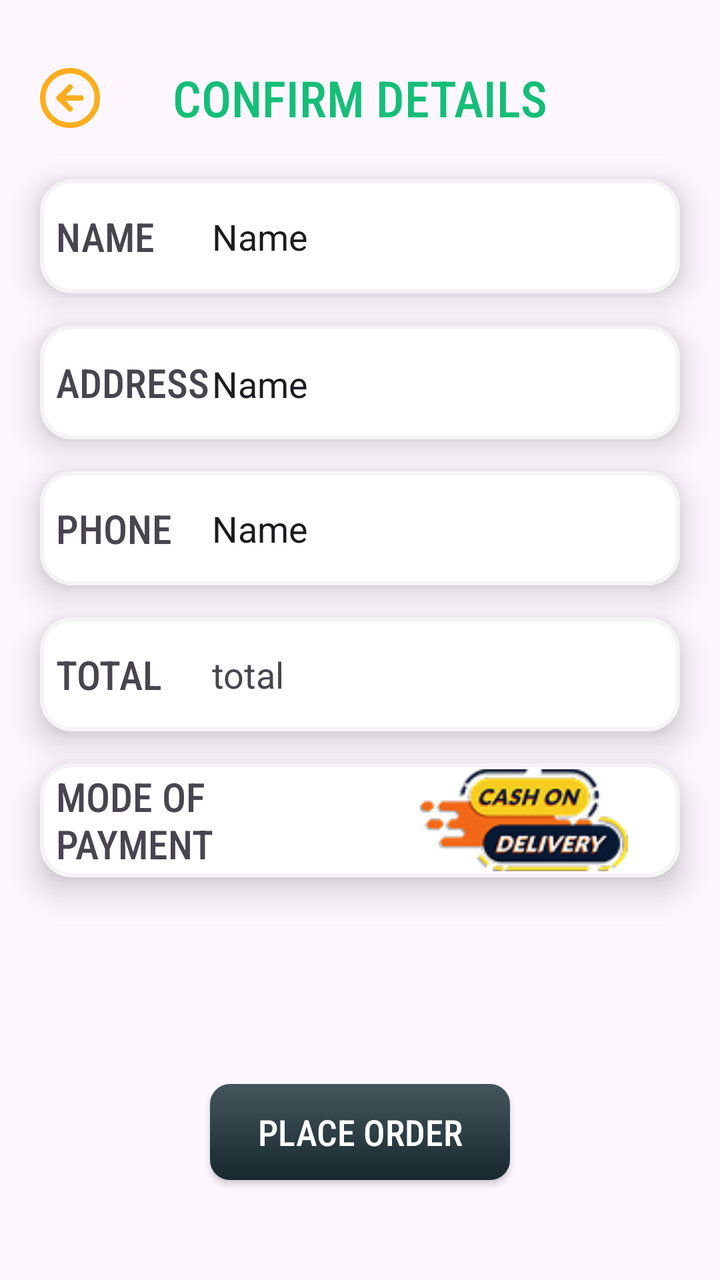
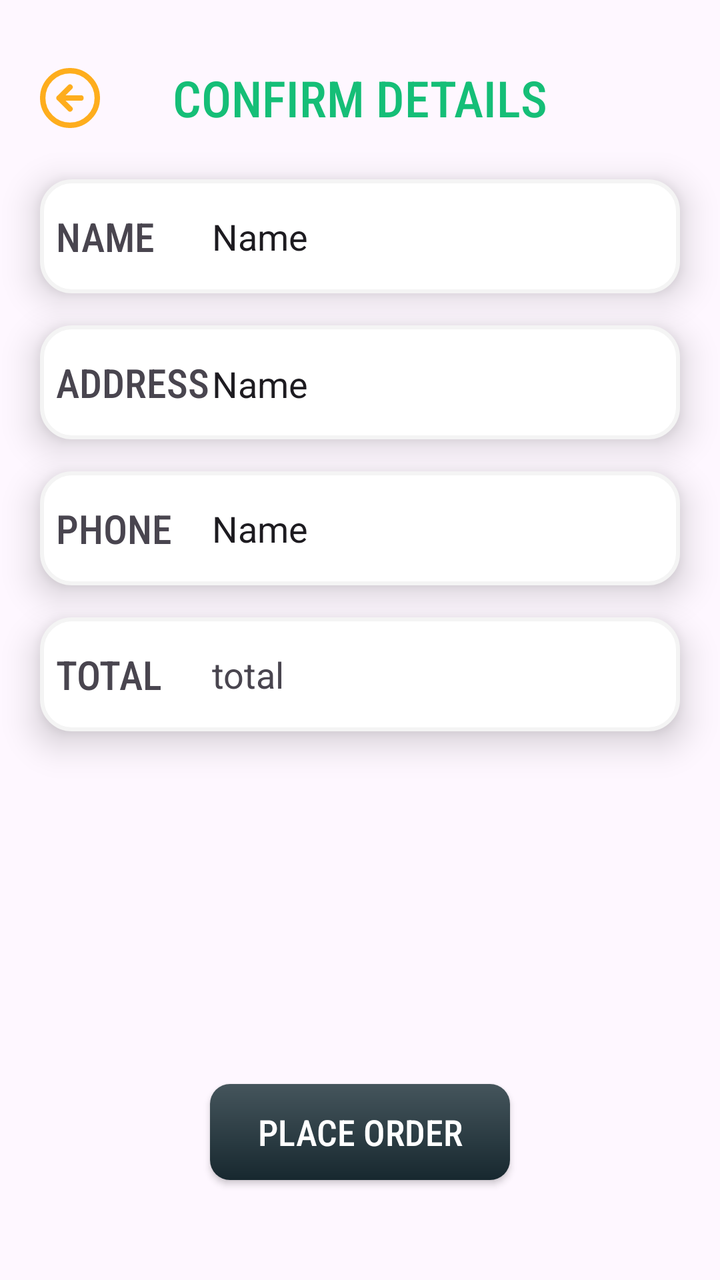

The first picture is an Android layout as it rendered before a commit; the second is the same layout after the commit. The layout source and the unified diff follow.
<!-- AndroidManifest.xml: application theme Theme.TasteBuds -->
<!-- res/layout/activity_place_order.xml -->
<?xml version="1.0" encoding="utf-8"?>
<androidx.constraintlayout.widget.ConstraintLayout xmlns:android="http://schemas.android.com/apk/res/android"
    xmlns:app="http://schemas.android.com/apk/res-auto"
    xmlns:tools="http://schemas.android.com/tools"
    android:id="@+id/main"
    android:layout_width="match_parent"
    android:layout_height="match_parent"
    tools:context=".PlaceOrderActivity">

    <TextView
        android:id="@+id/confirmDetails"
        android:layout_width="wrap_content"
        android:layout_height="wrap_content"
        android:layout_marginTop="32dp"
        android:fontFamily="sans-serif-condensed-medium"
        android:text="CONFIRM DETAILS"
        android:textColor="#15BE77"
        android:textSize="25sp"
        app:layout_constraintEnd_toEndOf="parent"
        app:layout_constraintStart_toStartOf="parent"
        app:layout_constraintTop_toTopOf="parent" />

    <LinearLayout
        android:id="@+id/nameLinear"
        android:layout_width="match_parent"
        android:layout_height="57dp"
        android:layout_marginStart="20dp"
        android:layout_marginTop="24dp"
        android:layout_marginEnd="20dp"
        android:background="@drawable/login_page_edittext"
        android:elevation="10dp"
        android:gravity="center_vertical"
        android:orientation="horizontal"
        app:layout_constraintEnd_toEndOf="parent"
        app:layout_constraintStart_toStartOf="parent"
        app:layout_constraintTop_toBottomOf="@id/confirmDetails">

        <TextView
            android:id="@+id/nameTextPlaceOrder"
            android:layout_width="0dp"
            android:layout_height="wrap_content"
            android:layout_marginLeft="8dp"
            android:layout_weight="1"
            android:fontFamily="sans-serif-condensed-medium"
            android:text="NAME"
            android:textSize="20sp" />

        <EditText
            android:id="@+id/editTextName"
            android:layout_width="0dp"
            android:layout_height="wrap_content"
            android:layout_weight="3"
            android:background="@null"
            android:ems="10"
            android:inputType="text"
            android:text="Name" />
    </LinearLayout>

    <LinearLayout
        android:id="@+id/addressLinear"
        android:layout_width="match_parent"
        android:layout_height="wrap_content"
        android:layout_marginStart="20dp"
        android:layout_marginTop="16dp"
        android:layout_marginEnd="20dp"
        android:background="@drawable/login_page_edittext"
        android:elevation="10dp"
        android:orientation="horizontal"
        android:paddingTop="15dp"
        android:paddingBottom="15dp"
        app:layout_constraintEnd_toEndOf="parent"
        app:layout_constraintStart_toStartOf="parent"
        app:layout_constraintTop_toBottomOf="@id/nameLinear">

        <TextView
            android:id="@+id/addressTextPlaceOrder"
            android:layout_width="0dp"
            android:layout_height="wrap_content"
            android:layout_marginLeft="8dp"
            android:layout_weight="1"
            android:fontFamily="sans-serif-condensed-medium"
            android:text="ADDRESS"
            android:textSize="20sp" />

        <EditText
            android:id="@+id/editTextAddress"
            android:layout_width="0dp"
            android:layout_height="wrap_content"
            android:layout_weight="3"
            android:background="@null"
            android:ems="10"
            android:inputType="text"
            android:text="Name" />
    </LinearLayout>

    <LinearLayout
        android:id="@+id/phoneLinear"
        android:layout_width="match_parent"
        android:layout_height="57dp"
        android:layout_marginStart="20dp"
        android:layout_marginTop="16dp"
        android:layout_marginEnd="20dp"
        android:background="@drawable/login_page_edittext"
        android:elevation="10dp"
        android:gravity="center_vertical"
        android:orientation="horizontal"
        app:layout_constraintEnd_toEndOf="parent"
        app:layout_constraintStart_toStartOf="parent"
        app:layout_constraintTop_toBottomOf="@id/addressLinear">

        <TextView
            android:id="@+id/phoneTextPlaceOrder"
            android:layout_width="0dp"
            android:layout_height="wrap_content"
            android:layout_marginLeft="8dp"
            android:layout_weight="1"
            android:fontFamily="sans-serif-condensed-medium"
            android:text="PHONE"
            android:textSize="20sp" />

        <EditText
            android:id="@+id/editTextPhone"
            android:layout_width="0dp"
            android:layout_height="wrap_content"
            android:layout_weight="3"
            android:background="@null"
            android:ems="10"
            android:inputType="phone"
            android:text="Name" />
    </LinearLayout>

    <LinearLayout
        android:id="@+id/totalLinear"
        android:layout_width="match_parent"
        android:layout_height="57dp"
        android:layout_marginStart="20dp"
        android:layout_marginTop="16dp"
        android:layout_marginEnd="20dp"
        android:background="@drawable/login_page_edittext"
        android:elevation="10dp"
        android:gravity="center_vertical"
        android:orientation="horizontal"
        app:layout_constraintEnd_toEndOf="parent"
        app:layout_constraintStart_toStartOf="parent"
        app:layout_constraintTop_toBottomOf="@id/phoneLinear">

        <TextView
            android:id="@+id/totalFirstText"
            android:layout_width="0dp"
            android:layout_height="wrap_content"
            android:layout_marginLeft="8dp"
            android:layout_weight="1"
            android:fontFamily="sans-serif-condensed-medium"
            android:text="TOTAL"
            android:textSize="20sp" />

        <TextView
            android:id="@+id/totalCostText"
            android:layout_width="0dp"
            android:layout_height="wrap_content"
            android:layout_weight="3"
            android:text="total"
            android:textSize="18sp" />
    </LinearLayout>

    <LinearLayout
        android:id="@+id/paymentLinear"
        android:layout_width="match_parent"
        android:layout_height="57dp"
        android:layout_marginStart="20dp"
        android:layout_marginTop="16dp"
        android:layout_marginEnd="20dp"
        android:background="@drawable/login_page_edittext"
        android:elevation="10dp"
        android:gravity="center_vertical"
        android:orientation="horizontal"
        app:layout_constraintEnd_toEndOf="parent"
        app:layout_constraintStart_toStartOf="parent"
        app:layout_constraintTop_toBottomOf="@id/totalLinear">

        <TextView
            android:id="@+id/paymentText"
            android:layout_width="0dp"
            android:layout_height="wrap_content"
            android:layout_marginLeft="8dp"
            android:layout_weight="1"
            android:fontFamily="sans-serif-condensed-medium"
            android:text="MODE OF PAYMENT "
            android:textSize="20sp" />

        <ImageView
            android:id="@+id/imageView4"
            android:layout_width="0dp"
            android:layout_height="wrap_content"
            android:layout_marginVertical="3dp"
            android:layout_weight="1"
            android:background="@null"
            android:src="@drawable/cashondelivery1" />
    </LinearLayout>

    <androidx.appcompat.widget.AppCompatButton
        android:id="@+id/placeOrderButton"
        android:layout_width="150dp"
        android:layout_height="wrap_content"
        android:layout_marginBottom="50dp"
        android:background="@drawable/start_activity_button"
        android:fontFamily="sans-serif-condensed-medium"
        android:text="Place Order"
        android:textColor="@color/white"
        android:textSize="18sp"
        app:layout_constraintBottom_toBottomOf="parent"
        app:layout_constraintEnd_toEndOf="parent"
        app:layout_constraintStart_toStartOf="parent" />

    <ImageButton
        android:id="@+id/cancelButton"
        android:layout_width="30dp"
        android:layout_height="30dp"
        android:layout_marginStart="20dp"
        android:background="@android:color/transparent"
        android:scaleType="fitCenter"
        android:src="@drawable/left_arrow"
        app:layout_constraintBottom_toBottomOf="@+id/confirmDetails"
        app:layout_constraintStart_toStartOf="parent"
        app:layout_constraintTop_toTopOf="@+id/confirmDetails" />

</androidx.constraintlayout.widget.ConstraintLayout>
<!-- resources referenced by this layout -->
<resources>
  <color name="white">#FFFFFFFF</color>
  <!-- drawable cashondelivery1: png bitmap (drawable, 9279 bytes) -->
  <!-- drawable left_arrow (drawable) -->
  <vector xmlns:android="http://schemas.android.com/apk/res/android"
      android:width="22dp"
      android:height="22dp"
      android:viewportWidth="22"
      android:viewportHeight="22">
    <path
        android:pathData="M11,7L7,11M7,11L11,15M7,11H15M21,11C21,16.523 16.523,21 11,21C5.477,21 1,16.523 1,11C1,5.477 5.477,1 11,1C16.523,1 21,5.477 21,11Z"
        android:strokeLineJoin="round"
        android:strokeWidth="2"
        android:fillColor="#00000000"
        android:strokeColor="#FEAD1D"
        android:strokeLineCap="round"/>
  </vector>
  <!-- drawable login_page_edittext (drawable) -->
  <?xml version="1.0" encoding="utf-8"?>
  <shape xmlns:android="http://schemas.android.com/apk/res/android">
   <solid android:color="@color/white"/>
   <corners android:radius="15dp"/>
   <stroke android:width="2dp" android:color="#F4F4F4"/>
  </shape>
  <!-- drawable start_activity_button (drawable) -->
  <?xml version="1.0" encoding="utf-8"?>
  <shape xmlns:android="http://schemas.android.com/apk/res/android">
  <gradient
      android:startColor="#17282F"
      android:endColor="#45555C"
      android:angle="90"
      />
  <corners
      android:radius="10dp"
      />
  
  </shape>
  <style name="Theme.TasteBuds" parent="Base.Theme.TasteBuds" />
  <style name="Base.Theme.TasteBuds" parent="Theme.Material3.DayNight.NoActionBar">
          
          
      </style>
</resources>

<!-- the commit's change to res/layout/activity_place_order.xml (unified diff, before → after) -->
@@ -163,41 +163,6 @@
             android:textSize="18sp" />
     </LinearLayout>
 
-    <LinearLayout
-        android:id="@+id/paymentLinear"
-        android:layout_width="match_parent"
-        android:layout_height="57dp"
-        android:layout_marginStart="20dp"
-        android:layout_marginTop="16dp"
-        android:layout_marginEnd="20dp"
-        android:background="@drawable/login_page_edittext"
-        android:elevation="10dp"
-        android:gravity="center_vertical"
-        android:orientation="horizontal"
-        app:layout_constraintEnd_toEndOf="parent"
-        app:layout_constraintStart_toStartOf="parent"
-        app:layout_constraintTop_toBottomOf="@id/totalLinear">
-
-        <TextView
-            android:id="@+id/paymentText"
-            android:layout_width="0dp"
-            android:layout_height="wrap_content"
-            android:layout_marginLeft="8dp"
-            android:layout_weight="1"
-            android:fontFamily="sans-serif-condensed-medium"
-            android:text="MODE OF PAYMENT "
-            android:textSize="20sp" />
-
-        <ImageView
-            android:id="@+id/imageView4"
-            android:layout_width="0dp"
-            android:layout_height="wrap_content"
-            android:layout_marginVertical="3dp"
-            android:layout_weight="1"
-            android:background="@null"
-            android:src="@drawable/cashondelivery1" />
-    </LinearLayout>
-
     <androidx.appcompat.widget.AppCompatButton
         android:id="@+id/placeOrderButton"
         android:layout_width="150dp"
<!-- resource entries referenced after the edit -->
@@ -1,7 +1,6 @@
 <!-- resources referenced by this layout -->
 <resources>
   <color name="white">#FFFFFFFF</color>
-  <!-- drawable cashondelivery1: png bitmap (drawable, 9279 bytes) -->
   <!-- drawable left_arrow (drawable) -->
   <vector xmlns:android="http://schemas.android.com/apk/res/android"
       android:width="22dp"
